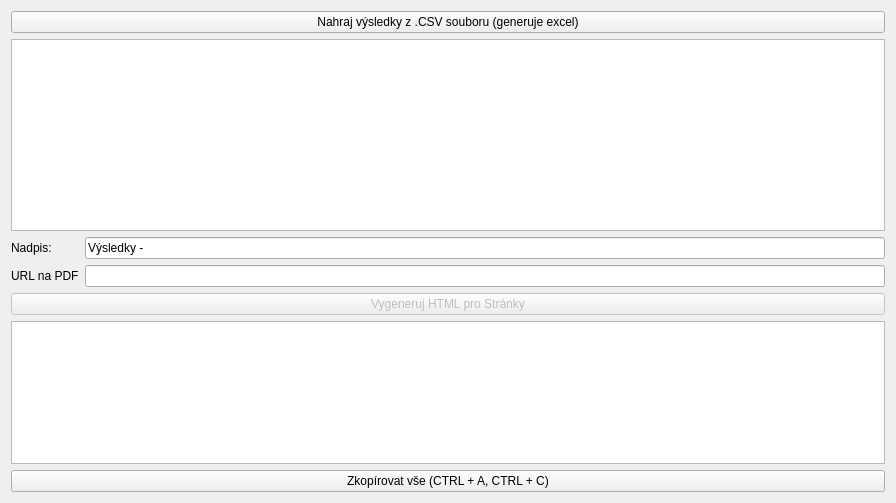
Old version of the form resultswindow.ui in the repository jjunior776/pekelnik.
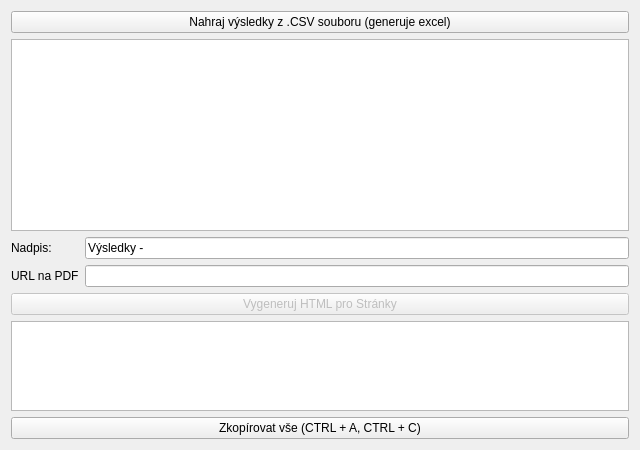
New version of the form. Icons and pictures are not drawn.

```diff
--- a/resultswindow.ui
+++ b/resultswindow.ui
@@ -6,10 +6,16 @@
    <rect>
     <x>0</x>
     <y>0</y>
-    <width>896</width>
-    <height>503</height>
+    <width>640</width>
+    <height>450</height>
    </rect>
   </property>
+  <property name="sizePolicy">
+   <sizepolicy hsizetype="Fixed" vsizetype="Fixed">
+    <horstretch>0</horstretch>
+    <verstretch>0</verstretch>
+   </sizepolicy>
+  </property>
   <property name="windowTitle">
    <string>Pekelník - Výsledky</string>
   </property>
@@ -57,7 +63,7 @@
     </layout>
    </item>
    <item>
-    <layout class="QHBoxLayout" name="horizontalLayout_2" stretch="0">
+    <layout class="QHBoxLayout" name="horizontalLayout_2" stretch="1">
      <item>
       <widget class="QPushButton" name="generateHtmlBtn">
        <property name="enabled">
```
Left out of the diff: 8 changed lines with no effect on the pictures.
